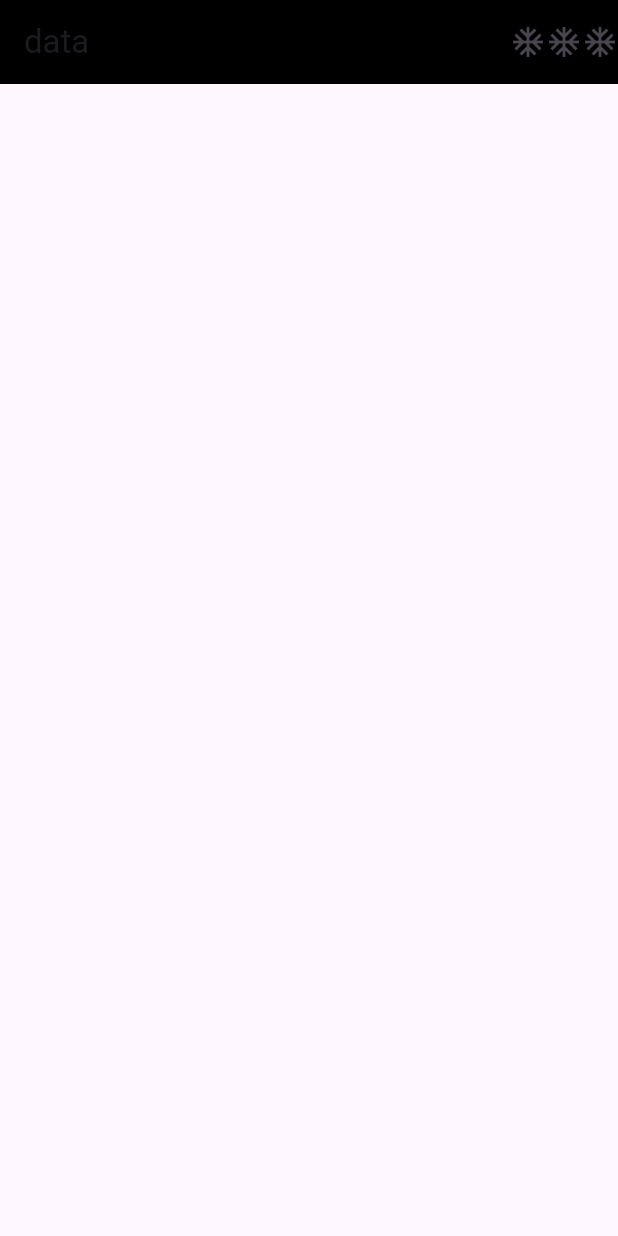
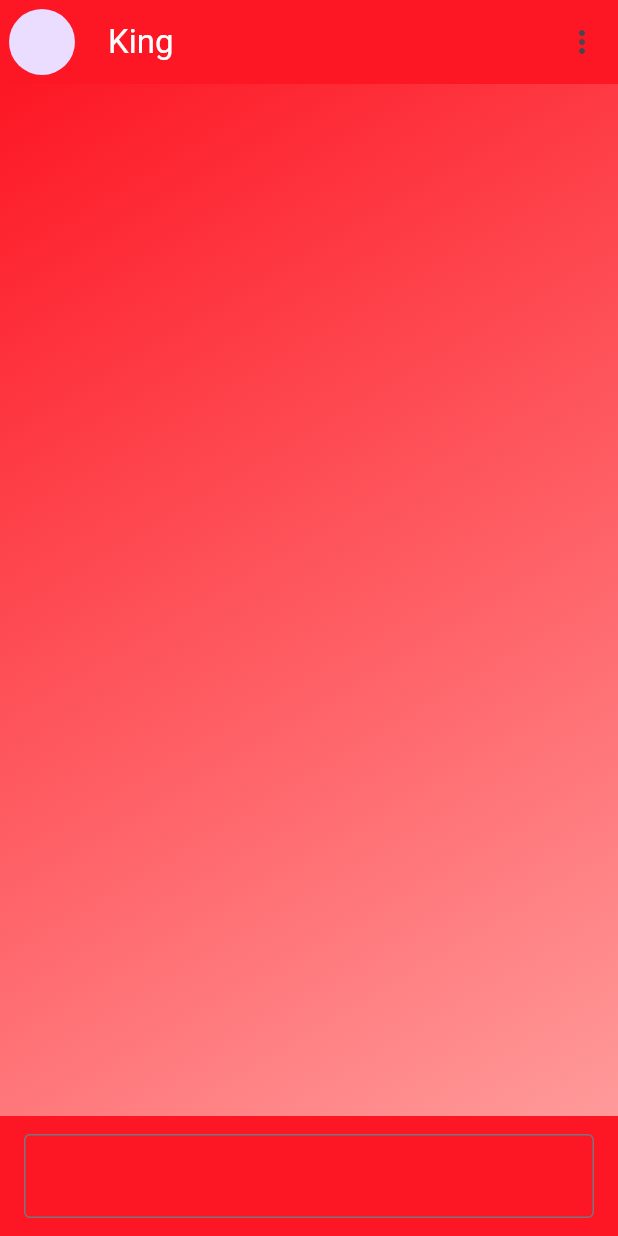
Before and after one commit to ATgayan/Lover_chat_App, a Flutter app: the screen it shows after launch, on a phone screen of 412 x 824 dp. Run offline on Flutter 3.47's test engine with Material 3 defaults, Android fonts, the phone set to English and light mode, and no system bars.

Commit message:
create loading page and make chat window some function

```diff
--- /dev/null
+++ b/LoverchatApp/lib/Theme/Color.dart
@@ -0,0 +1,12 @@
+import 'package:flutter/material.dart';
+
+class AppColors {
+  static const Color primaryRed = Color(0xFFFD1724);
+  static const Color softPink = Color(0xFFFF9A9A);
+
+  static const LinearGradient customGradient = LinearGradient(
+    colors: [primaryRed, softPink],
+    begin: Alignment.topLeft,
+    end: Alignment.bottomRight,
+  );
+}
--- a/LoverchatApp/lib/main.dart
+++ b/LoverchatApp/lib/main.dart
@@ -1,3 +1,5 @@
+import 'package:affinity/pages/Chat.dart';
+import 'package:affinity/pages/loading.dart';
 import 'package:flutter/material.dart';
 
 void main() {
@@ -11,31 +13,14 @@ class MyApp extends StatelessWidget {
   @override
   Widget build(BuildContext context) {
     return MaterialApp(
-      title: 'Flutter Demo',
-      theme: ThemeData(
-
-      ),
-      home: Scaffold(
-
-        appBar: AppBar(
-          title: const Text("data"),
-
-
-          backgroundColor: Colors.black,
-
-
-          actions: const <Widget>[
-               Icon(Icons.ac_unit),
-               Icon(Icons.ac_unit),
-               Icon(Icons.ac_unit),
-          ],
-
-        ),
-        body: Container(),
-      ),
+      initialRoute: '/loading',
+      routes: {
+        '/loading': (context) => const LoadingScreen(),
+        '/Home': (context) => Chat()
+      },
+      title: 'LoveChat',
 
       debugShowCheckedModeBanner: false,
-
     );
   }
 }
--- /dev/null
+++ b/LoverchatApp/lib/pages/Chat.dart
@@ -0,0 +1,42 @@
+import 'package:flutter/material.dart';
+import 'package:affinity/widget/Chatwindow.dart';
+
+class Chat extends StatelessWidget {
+  const Chat({super.key});
+
+  @override
+  Widget build(BuildContext context) {
+    return Scaffold(
+      appBar: AppBar(
+        backgroundColor: Color(0xFFFD1724),
+        leading: const Padding(
+          padding: EdgeInsets.all(6.0),
+          child: CircleAvatar(
+
+          ),
+        ),
+        title: const Text(
+          'King',
+          style: TextStyle(color: Colors.white),
+        ),
+        actions: [
+          IconButton(
+            icon: const Icon(Icons.more_vert),
+            onPressed: () {},
+          ),
+        ],
+      ),
+      body: const Chatwindow(),
+      bottomNavigationBar: const BottomAppBar(
+        color: Color(0xFFFD1724),
+        child: TextField(
+          decoration: InputDecoration(
+            fillColor: Colors.white,
+            border: OutlineInputBorder(),
+
+          ),
+        ),
+      )
+    );
+  }
+}
--- /dev/null
+++ b/LoverchatApp/lib/widget/Chatwindow.dart
@@ -0,0 +1,28 @@
+import 'package:affinity/Theme/Color.dart';
+import 'package:flutter/material.dart';
+
+class Chatwindow extends StatefulWidget {
+  const Chatwindow({super.key});
+
+  @override
+  State<Chatwindow> createState() => _ChatwindowState();
+}
+
+class _ChatwindowState extends State<Chatwindow> {
+  @override
+  Widget build(BuildContext context) {
+    return Container(
+      decoration: const BoxDecoration(
+        gradient: AppColors.customGradient
+      ),
+      child: Column(
+        children: [
+          Container(
+            height: 400,
+          ),
+
+        ],
+      )
+    );
+  }
+}
--- a/LoverchatApp/pubspec.yaml
+++ b/LoverchatApp/pubspec.yaml
@@ -30,6 +30,7 @@ environment:
 dependencies:
   flutter:
     sdk: flutter
+
 
 
   # The following adds the Cupertino Icons font to your application.
```
Also changed, not shown: LoverchatApp/lib/Model/User.dart (added, +50 -0 lines), LoverchatApp/lib/pages/Home.dart (added, +17 -0 lines), LoverchatApp/lib/pages/loading.dart (added, +41 -0 lines).
